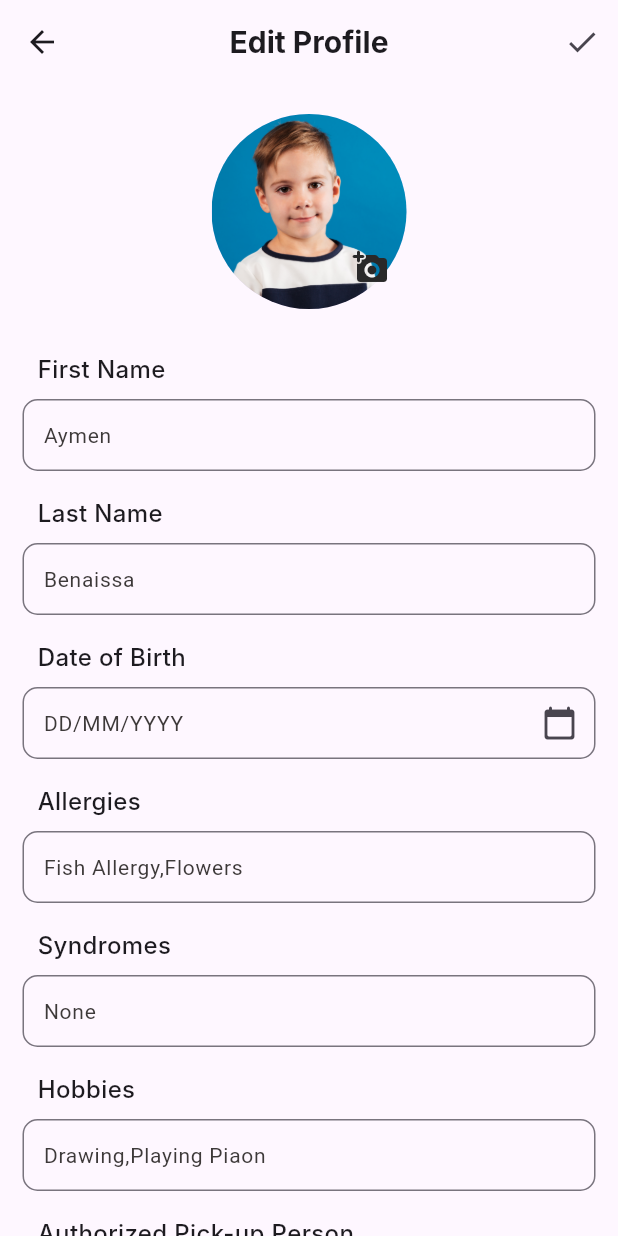
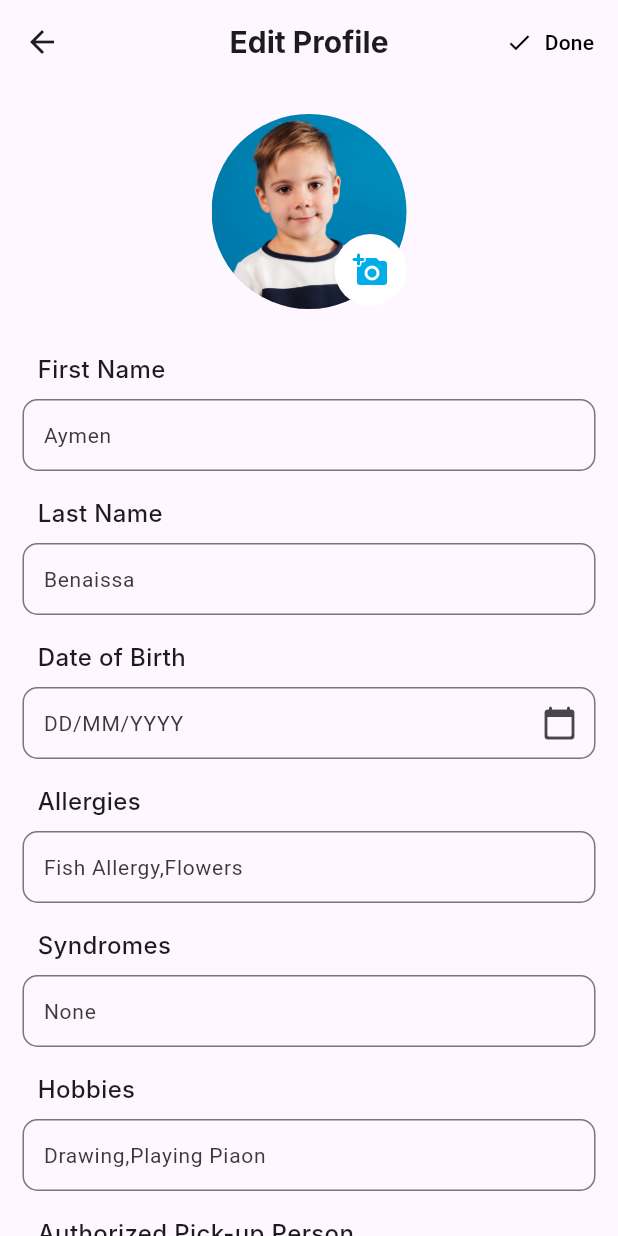
Before and after one commit to ImaneKr/mykiddonest, a Flutter app: the KidProfile screen opened by its route, after a tap on "Edit profile", on a phone screen of 412 x 824 dp. Run offline on Flutter 3.47's test engine with Material 3 defaults, Android fonts, the phone set to English and light mode, and no system bars; our stand-ins replace google_fonts, image_picker; Roboto replaces fonts that are missing (Inter).

Commit message:
commit 1

```diff
--- a/appmobile/lib/view/bodies/kidProfile.dart
+++ b/appmobile/lib/view/bodies/kidProfile.dart
@@ -1,5 +1,6 @@
 // ignore_for_file: file_names, prefer_const_constructors
 import 'package:appmobile/view/components/profileTextField.dart';
+import 'package:appmobile/view/screens/guardianProfile.dart';
 import 'package:flutter/material.dart';
 import 'package:appmobile/controller/kid_profile_controller.dart';
 import 'package:appmobile/view/screens/payment.dart';
@@ -34,7 +35,7 @@
               alignment: Alignment.center,
               height: 125,
               width: 340,
-              decoration: BoxDecoration(
+            decoration: BoxDecoration(
                 color: _kidProfileController.kidProfile.gender == 'Male'
                     ? Color(0xFFD6E6F7)
                     : Color(0xFFF9CAD2),
@@ -61,7 +62,7 @@
                       SizedBox(
                         height: 20,
                       ),
-                      Text(
+                     Text(
                         '${_kidProfileController.firstName} ${_kidProfileController.lastName}',
                         // textAlign: A,
                         style: TextStyle(
@@ -70,7 +71,7 @@
                           fontWeight: FontWeight.w700,
                         ),
                       ),
-                      Text(
+                        Text(
                         '${_kidProfileController.gender}',
                         style: TextStyle(
                           fontSize: 18,
@@ -79,7 +80,10 @@
                           fontWeight: FontWeight.w500,
                         ),
                       ),
-                      Align(
+                      SizedBox(
+                        height: 7,
+                      ),
+                  Align(
                         alignment: Alignment.centerLeft,
                         child: TextButton(
                           onPressed: () {
@@ -98,13 +102,17 @@
                               fontWeight: FontWeight.w400,
                             ),
                           ),
-                        ),
-                      ),
+                        ),),
                     ],
                   ),
+                  SizedBox(
+                    width: 30,
+                  ),
+
                 ],
               ),
             ),
+
             SizedBox(
               height: 15.0,
             ),
--- a/appmobile/lib/view/screens/edit_profile.dart
+++ b/appmobile/lib/view/screens/edit_profile.dart
@@ -36,7 +36,6 @@
     }
   }
 
-  @override
   TextEditingController _date = TextEditingController();
 
   Future<void> _selectDate(BuildContext context) async {
@@ -72,14 +71,27 @@
           ),
         ),
         centerTitle: true,
-        actions: [
+          actions: [
           // Additional actions (if needed)
-          IconButton(
-            icon: Icon(Icons.done),
-            onPressed: () {
-              // Implement save logic here
-            },
-          ),
+ Row(
+children: [
+   TextButton.icon(
+                  onPressed: () {},
+                  icon: Icon(Icons.done),
+                  label: Text('Done'),
+                  style: ButtonStyle(
+                    foregroundColor: MaterialStateProperty.resolveWith<Color>(
+                      (Set<MaterialState> states) {
+                        if (states.contains(MaterialState.pressed)) {
+                          return Color.fromARGB(253, 226, 225, 229);
+                        }
+                        return Colors.black;
+                      },
+                    ),
+                  ),
+                ),
+],
+)
         ],
       ),
       body: ListView(
@@ -96,19 +108,19 @@
                   backgroundImage: AssetImage('assets/images/aymen.jpg'),
                 ),
                 Positioned(
-                  bottom: 4,
+                  bottom: 2,
                   right: 0,
                   child: Container(
                       padding: EdgeInsets.zero,
                       decoration: BoxDecoration(
-                        color: null,
+                        color: Color.fromARGB(255, 255, 255, 255),
                         shape: BoxShape.circle,
                       ),
                       child: IconButton(
                           onPressed: _pickImageFromGallery,
                           icon: Icon(
                             Icons.add_a_photo_rounded,
-                            color: Color.fromARGB(255, 41, 41, 41),
+                              color: Color(0xFF00ADE9),
                           ))),
                 ),
               ],
--- a/appmobile/lib/view/screens/loginPage.dart
+++ b/appmobile/lib/view/screens/loginPage.dart
@@ -309,7 +309,7 @@
                                         borderRadius:
                                             BorderRadius.circular(8.0),
                                       ),
-                                      primary: Color(0xFFEBEBEB),
+                                      //primary: Color(0xFFEBEBEB),
                                     ),
                                     onPressed: () {
                                       _username.text == retrieved.username
@@ -453,7 +453,7 @@
                                           borderRadius:
                                               BorderRadius.circular(8.0),
                                         ),
-                                        primary: Color(0xFFEBEBEB),
+                                        //primary: Color(0xFFEBEBEB),
                                       ),
                                       onPressed: () {
                                         Navigator.of(context).pop();
--- a/appmobile/lib/view/screens/settings.dart
+++ b/appmobile/lib/view/screens/settings.dart
@@ -1,3 +1,4 @@
+import 'package:appmobile/view/bodies/homepage.dart';
 import 'package:appmobile/view/bodies/sideBar.dart';
 import 'package:appmobile/view/bodies/kidProfile.dart';
 import 'package:appmobile/view/screens/guardianProfile.dart';
```
Also changed, not shown: appmobile/lib/view/bodies/homepage.dart (+3 -39 lines), appmobile/lib/view/screens/menu.dart (+28 -22 lines).
